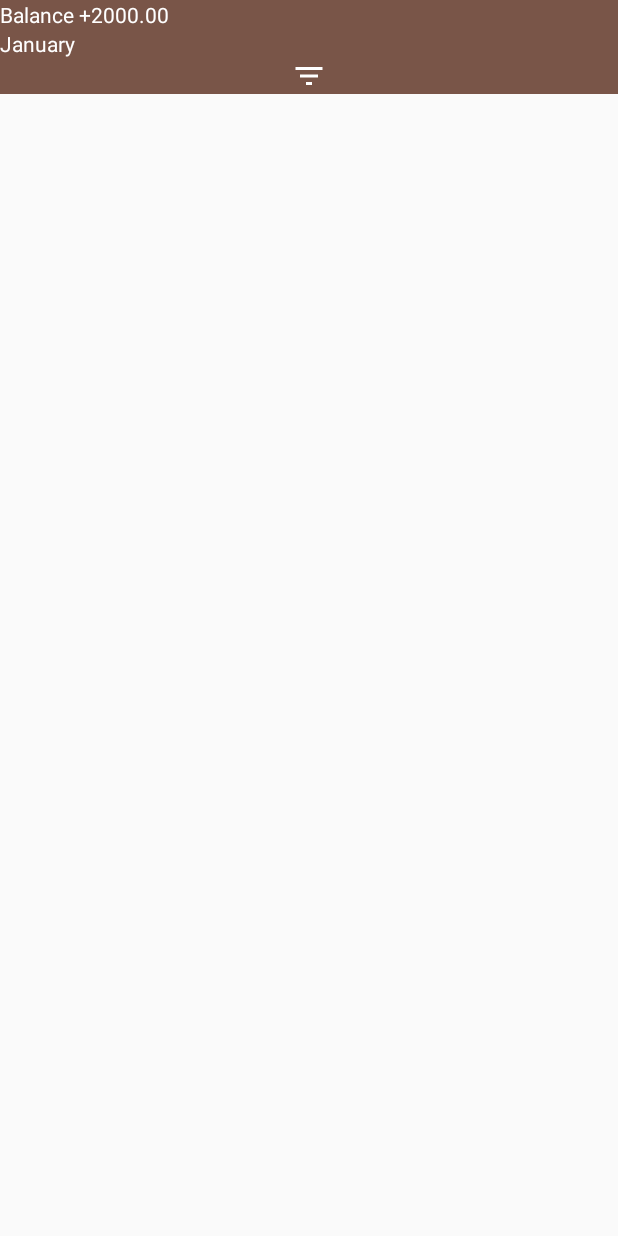
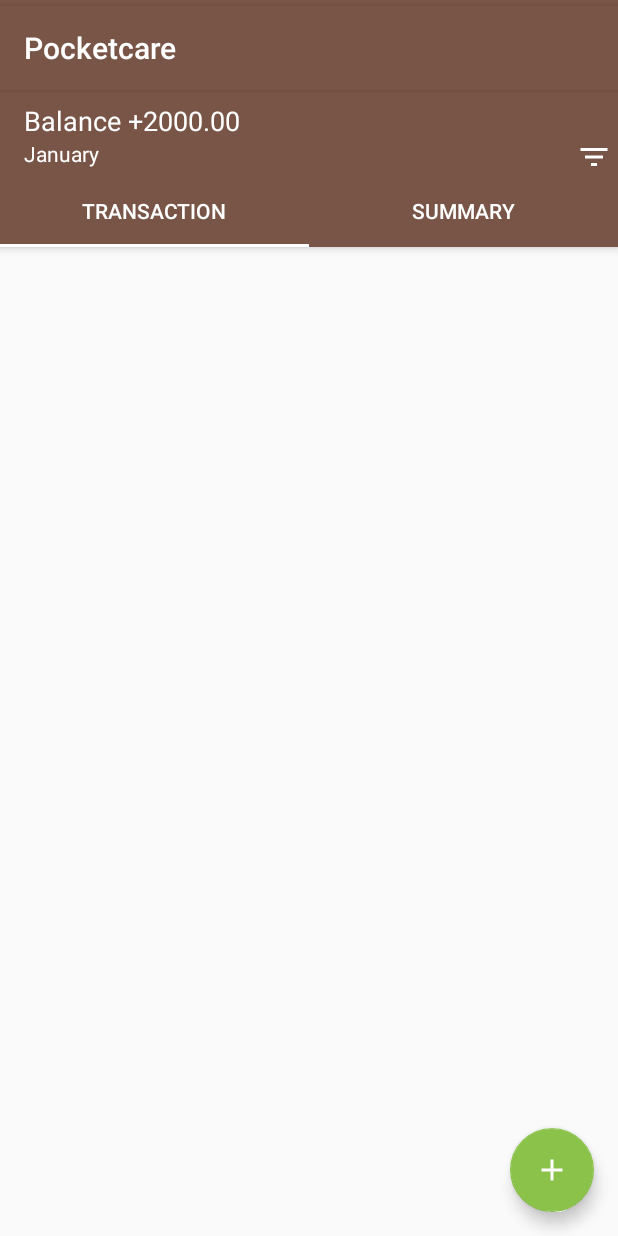
Before and after one commit to bipraroy/Pocketcare, an Android app: the screen it shows after launch (DashboardActivity), on a phone screen of 412 x 824 dp. Run offline under Robolectric (Android 15) with nearby library versions, the phone set to English and light mode, and no system bars.

Commit message:
Dashboard,Fab added

```diff
--- a/app/build.gradle
+++ b/app/build.gradle
@@ -18,6 +18,7 @@ android {
             proguardFiles getDefaultProguardFile('proguard-android.txt'), 'proguard-rules.pro'
         }
     }
+
 }
 
 dependencies {
@@ -27,6 +28,7 @@ dependencies {
     })
     compile 'com.android.support:appcompat-v7:24.2.1'
     compile 'com.android.support:design:24.2.1'
-    compile 'com.android.support:support-v4:24.2.1'
+    compile 'com.android.support:recyclerview-v7:24.2.1'
+    compile 'com.android.support:cardview-v7:24.2.1'
     testCompile 'junit:junit:4.12'
 }
--- a/app/src/main/java/com/bipra/pocketcare/activity/DashboardActivity.java
+++ b/app/src/main/java/com/bipra/pocketcare/activity/DashboardActivity.java
@@ -4,6 +4,7 @@ import android.support.design.widget.TabLayout;
 import android.support.v4.view.ViewPager;
 import android.support.v7.app.AppCompatActivity;
 import android.os.Bundle;
+import android.support.v7.widget.Toolbar;
 
 import com.bipra.pocketcare.R;
 import com.bipra.pocketcare.adapter.ViewPagerAdapter;
@@ -18,15 +19,18 @@ public class DashboardActivity extends AppCompatActivity {
     protected void onCreate(Bundle savedInstanceState) {
         super.onCreate(savedInstanceState);
         setContentView(R.layout.activity_dashboard);
-        //initialize();
+
+        initialize();
     }
 
     private void initialize() {
+        tabLayout = (TabLayout) findViewById(R.id.tab_layout);
+        viewPager = (ViewPager)findViewById(R.id.viewpager);
+        setUpViewPager();
+        Toolbar toolbar = (Toolbar)findViewById(R.id.toolbar);
+        setSupportActionBar(toolbar);
+        tabLayout.setupWithViewPager(viewPager);
 
-        //tabLayout = (TabLayout) findViewById(R.id.tab_layout);
-        //viewPager = (ViewPager)findViewById(R.id.viewpager);
-        setUpViewPager();
-        tabLayout.setupWithViewPager(viewPager);
     }
 
     private void setUpViewPager() {
--- a/app/src/main/java/com/bipra/pocketcare/fragment/TransactionFragment.java
+++ b/app/src/main/java/com/bipra/pocketcare/fragment/TransactionFragment.java
@@ -24,6 +24,7 @@ public class TransactionFragment extends Fragment {
     public View onCreateView(LayoutInflater inflater, ViewGroup container,
                              Bundle savedInstanceState) {
         // Inflate the layout for this fragment
+
         return inflater.inflate(R.layout.fragment_transaction, container, false);
     }
 
--- /dev/null
+++ b/app/src/main/res/drawable/ic_add.xml
@@ -0,0 +1,9 @@
+<vector xmlns:android="http://schemas.android.com/apk/res/android"
+        android:width="24dp"
+        android:height="24dp"
+        android:viewportWidth="24.0"
+        android:viewportHeight="24.0">
+    <path
+        android:pathData="M19,13h-6v6h-2v-6H5v-2h6V5h2v6h6v2z"
+        android:fillColor="#FFFFFF"/>
+</vector>
--- a/app/src/main/res/layout/activity_dashboard.xml
+++ b/app/src/main/res/layout/activity_dashboard.xml
@@ -1,5 +1,6 @@
 <?xml version="1.0" encoding="utf-8"?>
-<android.support.design.widget.CoordinatorLayout xmlns:android="http://schemas.android.com/apk/res/android"
+<android.support.design.widget.CoordinatorLayout
+    xmlns:android="http://schemas.android.com/apk/res/android"
     xmlns:app="http://schemas.android.com/apk/res-auto"
     android:layout_width="match_parent"
     android:layout_height="match_parent"
@@ -8,34 +9,52 @@
         android:id="@+id/app_bar_layout"
         android:layout_width="match_parent"
         android:layout_height="wrap_content"
-        android:fitsSystemWindows="true">
-        <android.support.design.widget.CollapsingToolbarLayout
-            android:id="@+id/collapsing_toolbar"
-            android:layout_width="match_parent"
-            android:layout_height="match_parent"
-            android:fitsSystemWindows="true"
-            app:layout_scrollFlags="scroll|exitUntilCollapsed">
+        android:fitsSystemWindows="true"
+        android:orientation="vertical">
+        <include layout="@layout/toolbar"/>
             <LinearLayout
                 android:layout_width="match_parent"
                 android:layout_height="match_parent"
-                android:orientation="vertical">
+                android:orientation="vertical"
+                android:layout_marginLeft="16dp"
+                android:layout_marginTop="8dp">
                 <TextView
                     android:layout_width="wrap_content"
                     android:layout_height="wrap_content"
                     android:textColor="@android:color/white"
-                    android:text="Balance +2000.00"/>
+                    android:text="Balance +2000.00"
+                    android:textSize="18sp"/>
+                <RelativeLayout
+                    android:layout_width="match_parent"
+                    android:layout_height="wrap_content"
+                    android:layout_marginRight="4dp">
                     <TextView
                         android:id="@+id/text_month"
                         android:layout_width="wrap_content"
                         android:layout_height="wrap_content"
                         android:text="January"
-                        android:textColor="@android:color/white" />
+                        android:textColor="@android:color/white"
+                        android:layout_alignParentLeft="true"/>
                     <android.support.v7.widget.AppCompatImageView
-                        android:layout_width="match_parent"
-                        android:layout_height="match_parent"
-                       app:srcCompat="@drawable/ic_filter"/>
+                        android:layout_width="wrap_content"
+                        android:layout_height="wrap_content"
+                        app:srcCompat="@drawable/ic_filter"
+                        android:layout_alignParentRight="true"/>
+                </RelativeLayout>
             </LinearLayout>
-        </android.support.design.widget.CollapsingToolbarLayout>
+        <android.support.design.widget.TabLayout
+            android:id="@+id/tab_layout"
+            android:layout_width="match_parent"
+            android:layout_height="wrap_content"
+            app:tabGravity="fill"
+            app:tabTextColor="@android:color/white"
+            app:tabIndicatorColor="@android:color/white"
+            app:tabMode="fixed"/>
+    </android.support.design.widget.AppBarLayout>
 
-    </android.support.design.widget.AppBarLayout>
+    <android.support.v4.view.ViewPager
+        android:id="@+id/viewpager"
+        android:layout_width="match_parent"
+        android:layout_height="match_parent"
+       />
 </android.support.design.widget.CoordinatorLayout>
--- a/app/src/main/res/layout/fragment_transaction.xml
+++ b/app/src/main/res/layout/fragment_transaction.xml
@@ -1,13 +1,20 @@
-<FrameLayout xmlns:android="http://schemas.android.com/apk/res/android"
-    xmlns:tools="http://schemas.android.com/tools"
+<?xml version="1.0" encoding="utf-8"?>
+<android.support.design.widget.CoordinatorLayout xmlns:android="http://schemas.android.com/apk/res/android"
     android:layout_width="match_parent"
     android:layout_height="match_parent"
-    tools:context="com.bipra.pocketcare.fragment.TransactionFragment">
+    xmlns:app="http://schemas.android.com/apk/res-auto"
+    android:fitsSystemWindows="true">
+    <android.support.v7.widget.RecyclerView
+        android:id="@+id/recycler_view"
+        android:layout_width="match_parent"
+        android:layout_height="wrap_content"/>
+    <android.support.design.widget.FloatingActionButton
+        android:id="@+id/fab_button"
+        android:layout_marginRight="16dp"
+        android:layout_marginBottom="16dp"
+        android:layout_width="wrap_content"
+        android:layout_height="wrap_content"
+        android:layout_gravity="bottom|right"
+        app:srcCompat="@drawable/ic_add"/>
 
-    <!-- TODO: Update blank fragment layout -->
-    <TextView
-        android:layout_width="match_parent"
-        android:layout_height="match_parent"
-        android:text="@string/hello_blank_fragment" />
-
-</FrameLayout>
+</android.support.design.widget.CoordinatorLayout>
--- /dev/null
+++ b/app/src/main/res/layout/toolbar.xml
@@ -0,0 +1,15 @@
+<?xml version="1.0" encoding="utf-8"?>
+<android.support.v7.widget.Toolbar
+    xmlns:app="http://schemas.android.com/apk/res-auto"
+    xmlns:android="http://schemas.android.com/apk/res/android"
+    android:id="@+id/toolbar"
+    android:layout_width="match_parent"
+    android:layout_height="?attr/actionBarSize"
+    android:background="?attr/colorPrimary"
+    android:elevation="2dp"
+    android:theme="@style/ThemeOverlay.AppCompat.ActionBar"
+    app:popupTheme="@style/ThemeOverlay.AppCompat.Light"
+    app:title="Pocketcare"
+    app:titleTextColor="@android:color/white"
+    android:layout_marginTop="4dp"
+    />
--- a/app/src/main/res/values/strings.xml
+++ b/app/src/main/res/values/strings.xml
@@ -1,6 +1,6 @@
 <resources>
     <string name="app_name">Pocketcare</string>
 
-    <!-- TODO: Remove or change this placeholder text -->
-    <string name="hello_blank_fragment">Hello blank fragment</string>
+    <!-- TODO: Transaction adapter related -->
+
 </resources>
```
Also changed, not shown: app/src/main/res/layout/adapter_layout_transaction.xml (added, +36 -0 lines), app/src/main/res/layout/fragment_summary.xml (+2 -7 lines).
